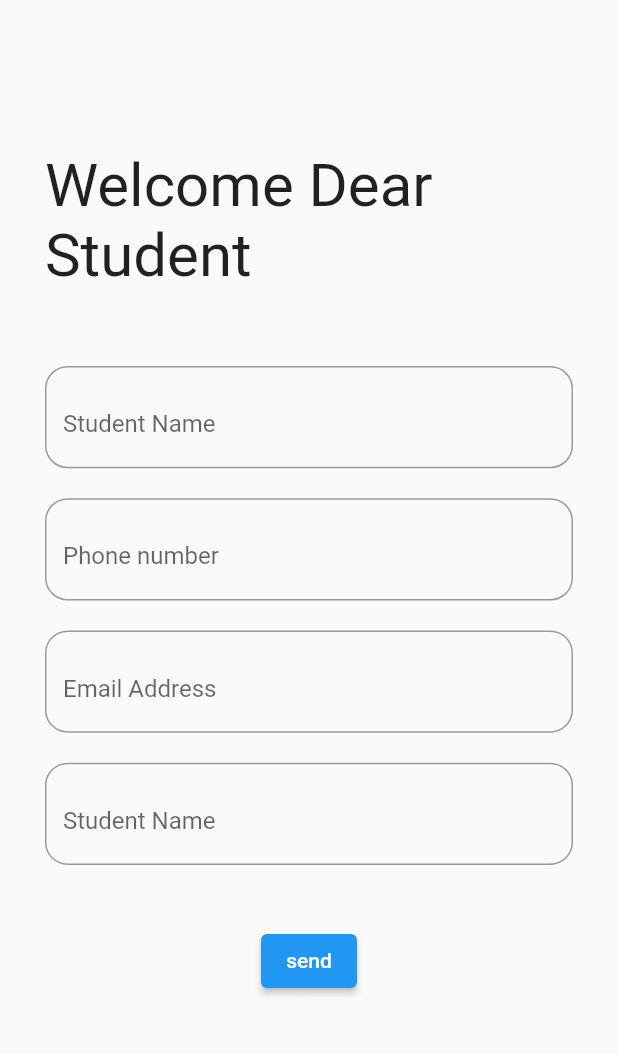
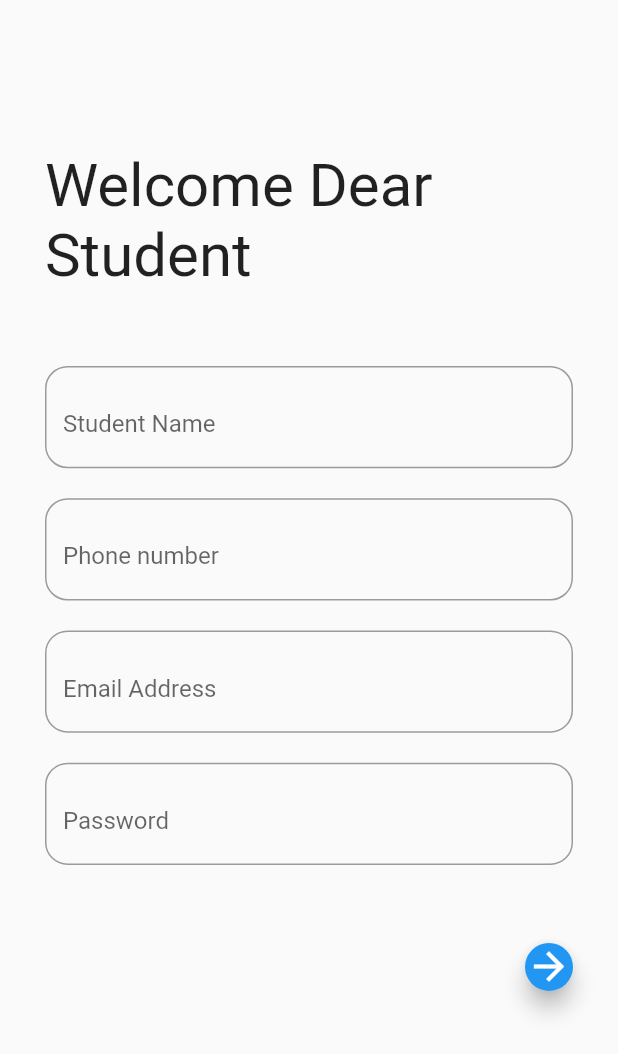
Before and after one commit to NaderHamid9/L9, a Flutter app: the screen it shows after launch, on a phone screen of 412 x 824 dp. Shown: the top 1054 px of the screen. Run offline on Flutter 3.47's test engine with Material 2 defaults, Android fonts, the phone set to English and light mode, and no system bars.

Commit message:
final edit of today

```diff
--- a/lib/main.dart
+++ b/lib/main.dart
@@ -76,6 +76,7 @@ class _homePageState extends State<homePage> {
                     margin: EdgeInsets.fromLTRB(0, 0, 0, 20),
                     child: TextFormField(
                       controller: phoneController,
+                      keyboardType: TextInputType.phone,
                       decoration: InputDecoration(
                           hintText: "Phone number",
                           border: OutlineInputBorder(
@@ -99,6 +100,7 @@ class _homePageState extends State<homePage> {
                     margin: EdgeInsets.fromLTRB(0, 0, 0, 20),
                     child: TextFormField(
                       controller: emailController,
+                      keyboardType: TextInputType.emailAddress,
                       decoration: InputDecoration(
                           hintText: "Email Address",
                           border: OutlineInputBorder(
@@ -121,9 +123,11 @@ class _homePageState extends State<homePage> {
                   Container(
                     margin: EdgeInsets.fromLTRB(0, 0, 0, 20),
                     child: TextFormField(
-                      controller: nameController,
+                      controller: passwordController,
+                      keyboardType: TextInputType.visiblePassword,
+                      obscureText: true,
                       decoration: InputDecoration(
-                          hintText: "Student Name",
+                          hintText: "Password",
                           border: OutlineInputBorder(
                               borderRadius: BorderRadius.circular(15)),
                           suffix: Icon(
@@ -132,8 +136,8 @@ class _homePageState extends State<homePage> {
                           )),
                       validator: (value) {
                         if (value!.isEmpty ||
-                            !RegExp(r'^[a-z A-Z]+$').hasMatch(value!)) {
-                          return "Enter corrent name";
+                            !RegExp(r'^.{15,}$').hasMatch(value!)) {
+                          return "Enter a valid password";
                         } else {
                           return null;
                         }
@@ -146,14 +150,21 @@ class _homePageState extends State<homePage> {
             SizedBox(
               height: 20,
             ),
-            ElevatedButton(
+            Container(
+              margin: EdgeInsets.fromLTRB(320, 0, 0, 0),
+              child: FloatingActionButton(
                 onPressed: () {
                   if (key1.currentState!.validate()) {
                     final snackBar = SnackBar(
                         content: Text('please check your information :( '));
                   }
                 },
-                child: Text("send"))
+                child: Icon(
+                  Icons.arrow_forward,
+                  size: 30,
+                ),
+              ),
+            )
           ]),
         ),
       ),
```
